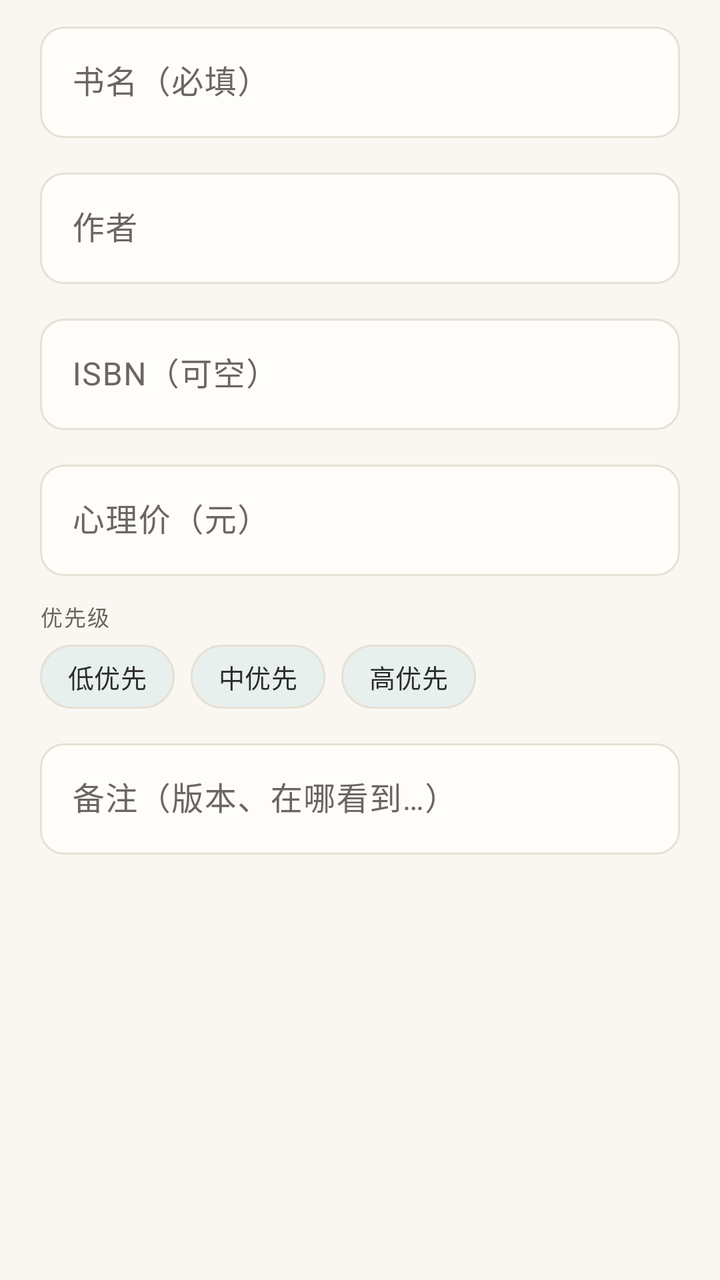
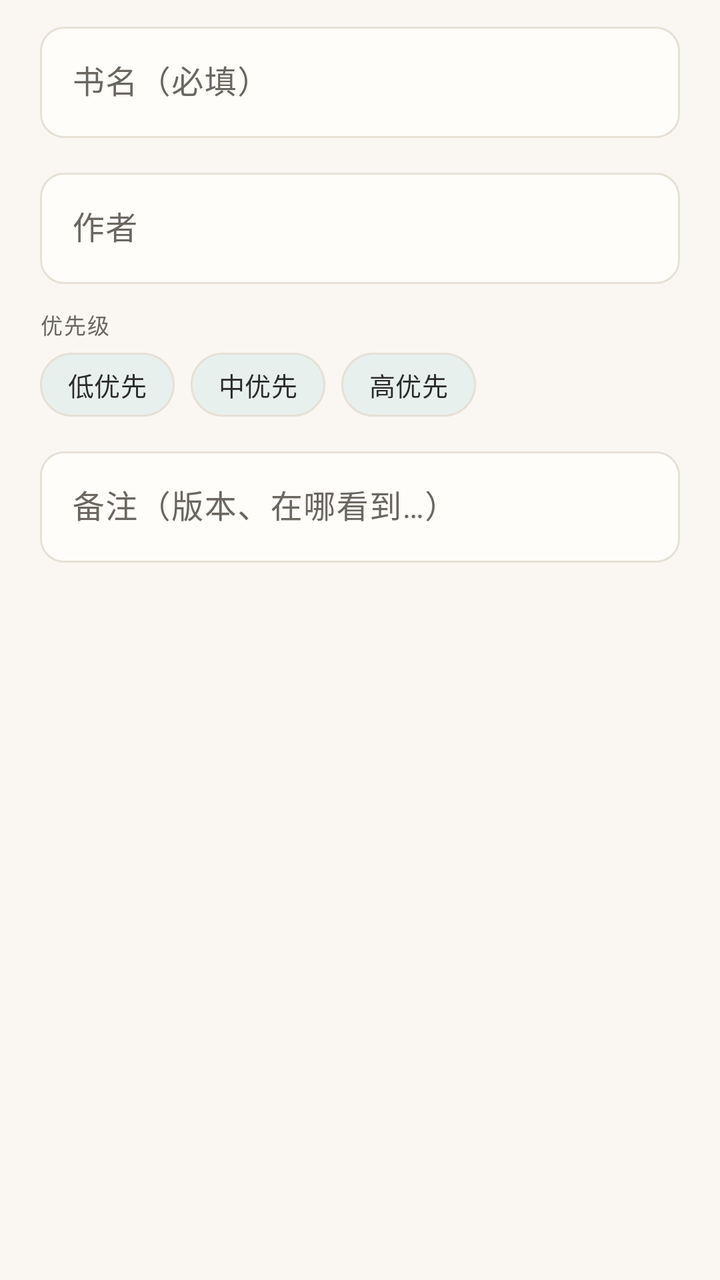

The first picture is an Android layout as it rendered before a commit; the second is the same layout after the commit. The layout source and the unified diff follow.
<!-- AndroidManifest.xml: application theme Theme.Bookshelf -->
<!-- res/layout/dialog_wish.xml -->
<?xml version="1.0" encoding="utf-8"?>
<ScrollView xmlns:android="http://schemas.android.com/apk/res/android"
    xmlns:app="http://schemas.android.com/apk/res-auto"
    android:layout_width="match_parent"
    android:layout_height="wrap_content"
    android:scrollbars="none">

    <LinearLayout
        android:layout_width="match_parent"
        android:layout_height="wrap_content"
        android:orientation="vertical"
        android:paddingHorizontal="@dimen/space_xl"
        android:paddingTop="@dimen/space_sm"
        android:paddingBottom="@dimen/space_sm">

        <com.google.android.material.textfield.TextInputLayout
            style="@style/Widget.Bookshelf.TextField"
            android:layout_width="match_parent"
            android:layout_height="wrap_content"
            android:hint="书名（必填）">

            <com.google.android.material.textfield.TextInputEditText
                android:id="@+id/et_wish_title"
                android:layout_width="match_parent"
                android:layout_height="wrap_content"
                android:inputType="text"
                android:singleLine="true" />
        </com.google.android.material.textfield.TextInputLayout>

        <com.google.android.material.textfield.TextInputLayout
            style="@style/Widget.Bookshelf.TextField"
            android:layout_width="match_parent"
            android:layout_height="wrap_content"
            android:layout_marginTop="@dimen/space_md"
            android:hint="作者">

            <com.google.android.material.textfield.TextInputEditText
                android:id="@+id/et_wish_author"
                android:layout_width="match_parent"
                android:layout_height="wrap_content"
                android:inputType="text"
                android:singleLine="true" />
        </com.google.android.material.textfield.TextInputLayout>

        <com.google.android.material.textfield.TextInputLayout
            style="@style/Widget.Bookshelf.TextField"
            android:layout_width="match_parent"
            android:layout_height="wrap_content"
            android:layout_marginTop="@dimen/space_md"
            android:hint="ISBN（可空）">

            <com.google.android.material.textfield.TextInputEditText
                android:id="@+id/et_wish_isbn"
                android:layout_width="match_parent"
                android:layout_height="wrap_content"
                android:inputType="number"
                android:singleLine="true" />
        </com.google.android.material.textfield.TextInputLayout>

        <com.google.android.material.textfield.TextInputLayout
            style="@style/Widget.Bookshelf.TextField"
            android:layout_width="match_parent"
            android:layout_height="wrap_content"
            android:layout_marginTop="@dimen/space_md"
            android:hint="心理价（元）">

            <com.google.android.material.textfield.TextInputEditText
                android:id="@+id/et_wish_price"
                android:layout_width="match_parent"
                android:layout_height="wrap_content"
                android:inputType="numberDecimal"
                android:singleLine="true" />
        </com.google.android.material.textfield.TextInputLayout>

        
        <TextView
            style="@style/DialogSectionTitle"
            android:layout_marginTop="@dimen/space_md"
            android:layout_marginBottom="6dp"
            android:text="优先级" />

        <com.google.android.material.chip.ChipGroup
            android:id="@+id/cg_wish_priority"
            style="@style/Widget.Bookshelf.ChipGroup"
            android:layout_width="match_parent"
            android:layout_height="wrap_content"
            app:selectionRequired="true"
            app:singleSelection="true">

            <com.google.android.material.chip.Chip
                android:id="@+id/chip_priority_low"
                style="@style/Widget.Bookshelf.Chip"
                android:layout_width="wrap_content"
                android:layout_height="wrap_content"
                android:checkable="true"
                android:text="低优先" />

            <com.google.android.material.chip.Chip
                android:id="@+id/chip_priority_mid"
                style="@style/Widget.Bookshelf.Chip"
                android:layout_width="wrap_content"
                android:layout_height="wrap_content"
                android:checkable="true"
                android:text="中优先" />

            <com.google.android.material.chip.Chip
                android:id="@+id/chip_priority_high"
                style="@style/Widget.Bookshelf.Chip"
                android:layout_width="wrap_content"
                android:layout_height="wrap_content"
                android:checkable="true"
                android:text="高优先" />
        </com.google.android.material.chip.ChipGroup>

        <com.google.android.material.textfield.TextInputLayout
            style="@style/Widget.Bookshelf.TextField"
            android:layout_width="match_parent"
            android:layout_height="wrap_content"
            android:layout_marginTop="@dimen/space_md"
            android:hint="备注（版本、在哪看到…）">

            <com.google.android.material.textfield.TextInputEditText
                android:id="@+id/et_wish_note"
                android:layout_width="match_parent"
                android:layout_height="wrap_content"
                android:inputType="textMultiLine"
                android:maxLines="3"
                android:minLines="1" />
        </com.google.android.material.textfield.TextInputLayout>
    </LinearLayout>
</ScrollView>
<!-- resources referenced by this layout -->
<resources>
  <dimen name="space_md">12dp</dimen>
  <dimen name="space_sm">8dp</dimen>
  <dimen name="space_xl">20dp</dimen>
  <style name="Widget.Bookshelf.ChipGroup" parent="Widget.Material3.ChipGroup">
          <item name="chipSpacingHorizontal">8dp</item>
          <item name="chipSpacingVertical">4dp</item>
          <item name="singleLine">false</item>
      </style>
  <dimen name="text_caption">11sp</dimen>
  <style name="ShapeAppearance.Bookshelf.Pill" parent="ShapeAppearance.Material3.Corner.Full">
          <item name="cornerSize">50%</item>
      </style>
  <dimen name="text_body_small">13sp</dimen>
  <dimen name="radius_md">12dp</dimen>
  <color name="primary">#2E6E5C</color>
  <color name="primary_dark">#1F4D40</color>
  <color name="accent">#C08A3E</color>
  <color name="chip_bg">#E8F0ED</color>
  <color name="green_container">#E6F0EC</color>
  <color name="green_on_container">#1C4A3E</color>
  <color name="green_page">#FAF7F2</color>
  <color name="green_surface">#FFFDF9</color>
  <color name="green_surface_dim">#F3EEE6</color>
  <color name="green_outline">#E6E0D5</color>
  <color name="green_outline_strong">#D8D0C2</color>
  <color name="bg_page">#FAF7F2</color>
  <color name="surface">#FFFDF9</color>
  <color name="surface_dim">#F4F0E9</color>
  <color name="outline">#E6E0D5</color>
  <color name="outline_strong">#CFC5B4</color>
  <color name="text_main">#2B2B2B</color>
  <color name="text_sub">#6B6660</color>
  <color name="accent_text">#8A5A1A</color>
  <style name="Widget.Bookshelf.MaterialCard" parent="Widget.Material3.CardView.Outlined">
          <item name="cardCornerRadius">@dimen/card_corner</item>
          <item name="cardElevation">0dp</item>
          <item name="strokeColor">?attr/outline</item>
          <item name="strokeWidth">1dp</item>
      </style>
  <style name="ThemeOverlay.Bookshelf.BottomSheet" parent="ThemeOverlay.Material3.BottomSheetDialog">
          <item name="bottomSheetStyle">@style/Widget.Bookshelf.BottomSheet</item>
      </style>
  <style name="ShapeAppearance.Bookshelf.Medium" parent="ShapeAppearance.Material3.Corner.Medium">
          <item name="cornerSize">@dimen/radius_md</item>
      </style>
  <dimen name="card_corner">16dp</dimen>
  <style name="TextAppearance.Bookshelf.DialogTitle" parent="MaterialAlertDialog.Material3.Title.Text">
          <item name="android:textSize">@dimen/text_title_toolbar</item>
          <item name="android:textStyle">bold</item>
          <item name="android:textColor">?attr/on_surface</item>
      </style>
  <style name="TextAppearance.Bookshelf.DialogBody" parent="MaterialAlertDialog.Material3.Body.Text">
          <item name="android:textSize">@dimen/text_body_small</item>
          <item name="android:textColor">?attr/on_surface_variant</item>
          <item name="android:lineSpacingMultiplier">1.4</item>
      </style>
  <style name="Widget.Bookshelf.Button.Dialog" parent="Widget.Material3.Button.TextButton.Dialog">
          <item name="android:textSize">@dimen/text_body_small</item>
          <item name="android:textAllCaps">false</item>
      </style>
  <style name="ShapeAppearance.Bookshelf.Dialog" parent="ShapeAppearance.Material3.Corner.Large">
          <item name="cornerSize">@dimen/card_corner</item>
      </style>
  <style name="Widget.Bookshelf.BottomSheet" parent="Widget.Material3.BottomSheet.Modal">
          <item name="shapeAppearance">@style/ShapeAppearance.Bookshelf.BottomSheet</item>
          <item name="backgroundTint">?attr/surface</item>
          
          <item name="elevationOverlayEnabled">false</item>
      </style>
  <dimen name="text_title_toolbar">16sp</dimen>
  <style name="ShapeAppearance.Bookshelf.BottomSheet" parent="ShapeAppearance.Material3.Corner.ExtraLarge">
          <item name="cornerSizeTopLeft">@dimen/card_corner</item>
          <item name="cornerSizeTopRight">@dimen/card_corner</item>
          <item name="cornerSizeBottomLeft">0dp</item>
          <item name="cornerSizeBottomRight">0dp</item>
      </style>
  <!-- unchanged entries left out for length: 7 -->
</resources>

<!-- the commit's change to res/layout/dialog_wish.xml (unified diff, before → after) -->
@@ -39,36 +39,6 @@
                 android:layout_width="match_parent"
                 android:layout_height="wrap_content"
                 android:inputType="text"
-                android:singleLine="true" />
-        </com.google.android.material.textfield.TextInputLayout>
-
-        <com.google.android.material.textfield.TextInputLayout
-            style="@style/Widget.Bookshelf.TextField"
-            android:layout_width="match_parent"
-            android:layout_height="wrap_content"
-            android:layout_marginTop="@dimen/space_md"
-            android:hint="ISBN（可空）">
-
-            <com.google.android.material.textfield.TextInputEditText
-                android:id="@+id/et_wish_isbn"
-                android:layout_width="match_parent"
-                android:layout_height="wrap_content"
-                android:inputType="number"
-                android:singleLine="true" />
-        </com.google.android.material.textfield.TextInputLayout>
-
-        <com.google.android.material.textfield.TextInputLayout
-            style="@style/Widget.Bookshelf.TextField"
-            android:layout_width="match_parent"
-            android:layout_height="wrap_content"
-            android:layout_marginTop="@dimen/space_md"
-            android:hint="心理价（元）">
-
-            <com.google.android.material.textfield.TextInputEditText
-                android:id="@+id/et_wish_price"
-                android:layout_width="match_parent"
-                android:layout_height="wrap_content"
-                android:inputType="numberDecimal"
                 android:singleLine="true" />
         </com.google.android.material.textfield.TextInputLayout>
 
